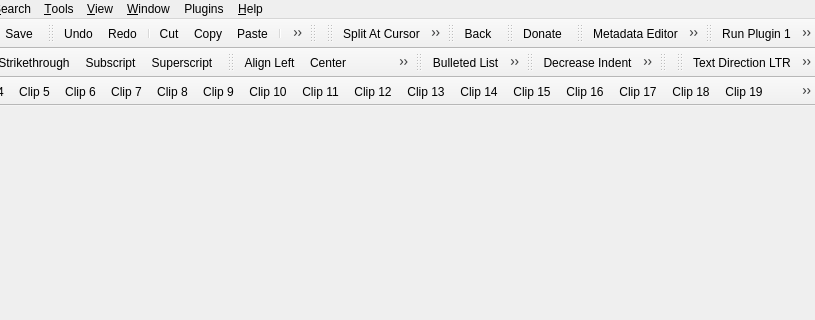
First picture: the form in src/Form_Files/main.ui, repository Sigil-Ebook/Sigil, before the edit; both pictures show x 185 to 1000 and y 0 to 320 of the 1000 by 700 pixel window.
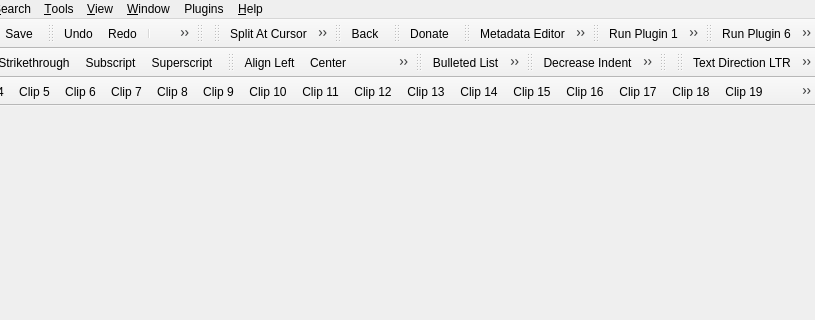
Second picture: the form after the edit. Icons and pictures are not drawn.

Commit message: add 5 more quick launch plugin icons

```diff
--- a/src/Form_Files/main.ui
+++ b/src/Form_Files/main.ui
@@ -474,6 +474,22 @@
    <addaction name="actionPlugin4"/>
    <addaction name="actionPlugin5"/>
   </widget>
+  <widget class="QToolBar" name="toolBarPlugins2">
+   <property name="windowTitle">
+    <string>Plugins Set 2</string>
+   </property>
+   <attribute name="toolBarArea">
+    <enum>TopToolBarArea</enum>
+   </attribute>
+   <attribute name="toolBarBreak">
+    <bool>false</bool>
+   </attribute>
+   <addaction name="actionPlugin6"/>
+   <addaction name="actionPlugin7"/>
+   <addaction name="actionPlugin8"/>
+   <addaction name="actionPlugin9"/>
+   <addaction name="actionPlugin10"/>
+  </widget>
   <widget class="QToolBar" name="toolBarHeadings">
    <property name="windowTitle">
     <string>Heading</string>
@@ -2292,6 +2308,51 @@
     <string>Run Plugin 5</string>
    </property>
   </action>
+  <action name="actionPlugin6">
+   <property name="icon">
+    <iconset resource="../Resource_Files/main/main.qrc">
+     <normaloff>:/main/plugin_48px_6pips.png</normaloff>:/main/plugin_48px_6pips.png</iconset>
+   </property>
+   <property name="text">
+    <string>Run Plugin 6</string>
+   </property>
+  </action>
+  <action name="actionPlugin7">
+   <property name="icon">
+    <iconset resource="../Resource_Files/main/main.qrc">
+     <normaloff>:/main/plugin_48px_7pips.png</normaloff>:/main/plugin_48px_7pips.png</iconset>
+   </property>
+   <property name="text">
+    <string>Run Plugin 7</string>
+   </property>
+  </action>
+  <action name="actionPlugin8">
+   <property name="icon">
+    <iconset resource="../Resource_Files/main/main.qrc">
+     <normaloff>:/main/plugin_48px_8pips.png</normaloff>:/main/plugin_48px_8pips.png</iconset>
+   </property>
+   <property name="text">
+    <string>Run Plugin 8</string>
+   </property>
+  </action>
+  <action name="actionPlugin9">
+   <property name="icon">
+    <iconset resource="../Resource_Files/main/main.qrc">
+     <normaloff>:/main/plugin_48px_9pips.png</normaloff>:/main/plugin_48px_9pips.png</iconset>
+   </property>
+   <property name="text">
+    <string>Run Plugin 9</string>
+   </property>
+  </action>
+  <action name="actionPlugin10">
+   <property name="icon">
+    <iconset resource="../Resource_Files/main/main.qrc">
+     <normaloff>:/main/plugin_48px_10pips.png</normaloff>:/main/plugin_48px_10pips.png</iconset>
+   </property>
+   <property name="text">
+    <string>Run Plugin 10</string>
+   </property>
+  </action>
   <action name="actionMendPrettifyHTML">
    <property name="text">
     <string>Mend and &amp;Prettify All HTML Files</string>
```
Left out of the diff: 2 changed lines with no effect on the pictures. The commit also changes 7 other files.
